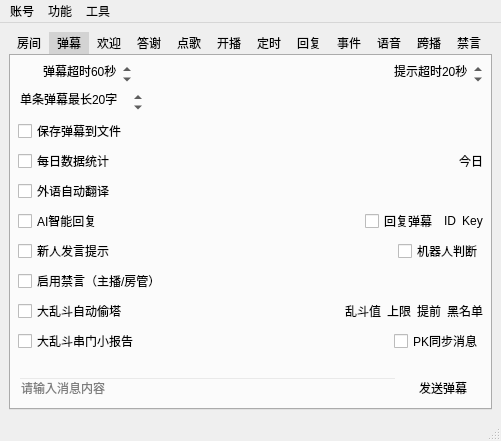
The window that mainwindow.ui (iwxyi/Bilibili-MagicalDanmaku) describes before a commit, drawn with Qt 5.
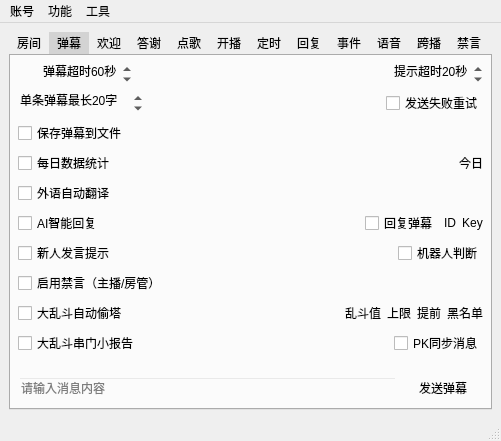
The same window after the commit. The open tabs and pages were chosen to show the change. Icons and pictures are not drawn. Custom widgets are drawn as their Qt base class.

Commit message: 弹幕发送失败自动重发

The edit to the form file:
```diff
--- a/mainwindow.ui
+++ b/mainwindow.ui
@@ -338,6 +338,13 @@
             </property>
            </spacer>
           </item>
+          <item>
+           <widget class="QCheckBox" name="retryFailedDanmuCheck">
+            <property name="text">
+             <string>发送失败重试</string>
+            </property>
+           </widget>
+          </item>
          </layout>
         </item>
         <item>
```
Left out of the diff: 4 changed lines with no effect on the pictures. The commit also changes 2 other files.
